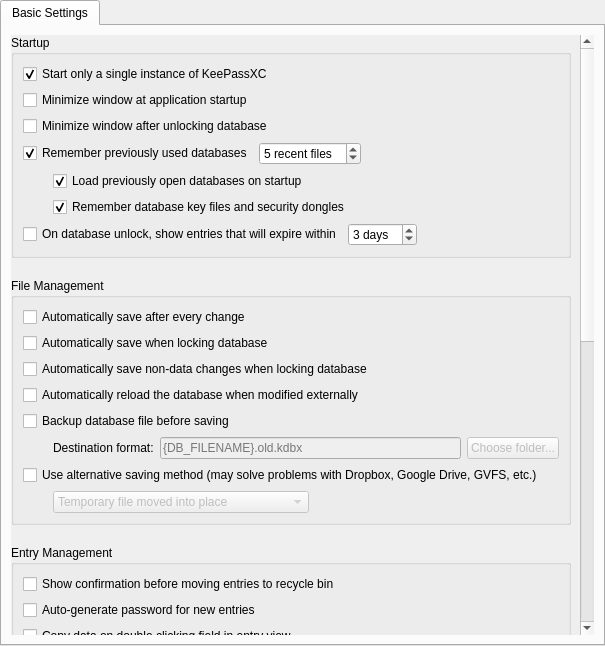
The window that src/gui/ApplicationSettingsWidgetGeneral.ui (iDarkTemplar/keepassx-min) describes before a commit, drawn with Qt 5.
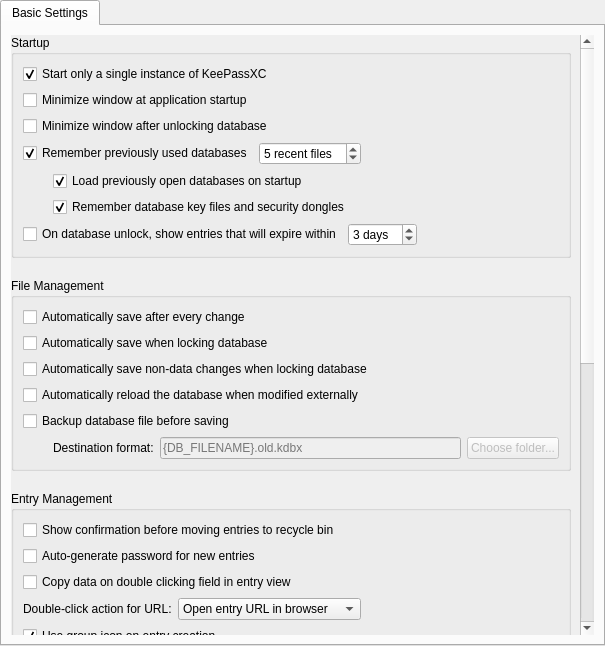
The same window after the commit.

The edit to the form file:
```diff
--- a/src/gui/ApplicationSettingsWidgetGeneral.ui
+++ b/src/gui/ApplicationSettingsWidgetGeneral.ui
@@ -57,9 +57,9 @@
           <property name="geometry">
            <rect>
             <x>0</x>
-            <y>0</y>
-            <width>615</width>
-            <height>1402</height>
+            <y>-710</y>
+            <width>568</width>
+            <height>1304</height>
            </rect>
           </property>
           <layout class="QVBoxLayout" name="verticalLayout_8">
@@ -413,69 +413,6 @@
                 </item>
                </layout>
               </item>
-              <item>
-               <widget class="QCheckBox" name="useAlternativeSaveCheckBox">
-                <property name="text">
-                 <string>Use alternative saving method (may solve problems with Dropbox, Google Drive, GVFS, etc.)</string>
-                </property>
-               </widget>
-              </item>
-              <item>
-               <layout class="QHBoxLayout" name="horizontalLayout_3">
-                <property name="spacing">
-                 <number>0</number>
-                </property>
-                <item>
-                 <spacer name="horizontalSpacer_8">
-                  <property name="orientation">
-                   <enum>Qt::Orientation::Horizontal</enum>
-                  </property>
-                  <property name="sizeType">
-                   <enum>QSizePolicy::Policy::Fixed</enum>
-                  </property>
-                  <property name="sizeHint" stdset="0">
-                   <size>
-                    <width>30</width>
-                    <height>20</height>
-                   </size>
-                  </property>
-                 </spacer>
-                </item>
-                <item>
-                 <widget class="QComboBox" name="alternativeSaveComboBox">
-                  <property name="enabled">
-                   <bool>false</bool>
-                  </property>
-                  <property name="sizeAdjustPolicy">
-                   <enum>QComboBox::SizeAdjustPolicy::AdjustToContents</enum>
-                  </property>
-                  <item>
-                   <property name="text">
-                    <string>Temporary file moved into place</string>
-                   </property>
-                  </item>
-                  <item>
-                   <property name="text">
-                    <string>Directly write to database file (dangerous)</string>
-                   </property>
-                  </item>
-                 </widget>
-                </item>
-                <item>
-                 <spacer name="horizontalSpacer_7">
-                  <property name="orientation">
-                   <enum>Qt::Orientation::Horizontal</enum>
-                  </property>
-                  <property name="sizeHint" stdset="0">
-                   <size>
-                    <width>40</width>
-                    <height>20</height>
-                   </size>
-                  </property>
-                 </spacer>
-                </item>
-               </layout>
-              </item>
              </layout>
             </widget>
            </item>
@@ -571,13 +508,6 @@
                 </property>
                </widget>
               </item>
-              <item>
-               <widget class="QCheckBox" name="minimizeOnOpenUrlCheckBox">
-                <property name="text">
-                 <string>Minimize when opening a URL</string>
-                </property>
-               </widget>
-              </item>
               <item>
                <widget class="QCheckBox" name="hideWindowOnCopyCheckBox">
                 <property name="text">
```
Left out of the diff: 3 changed lines with no effect on the pictures.
